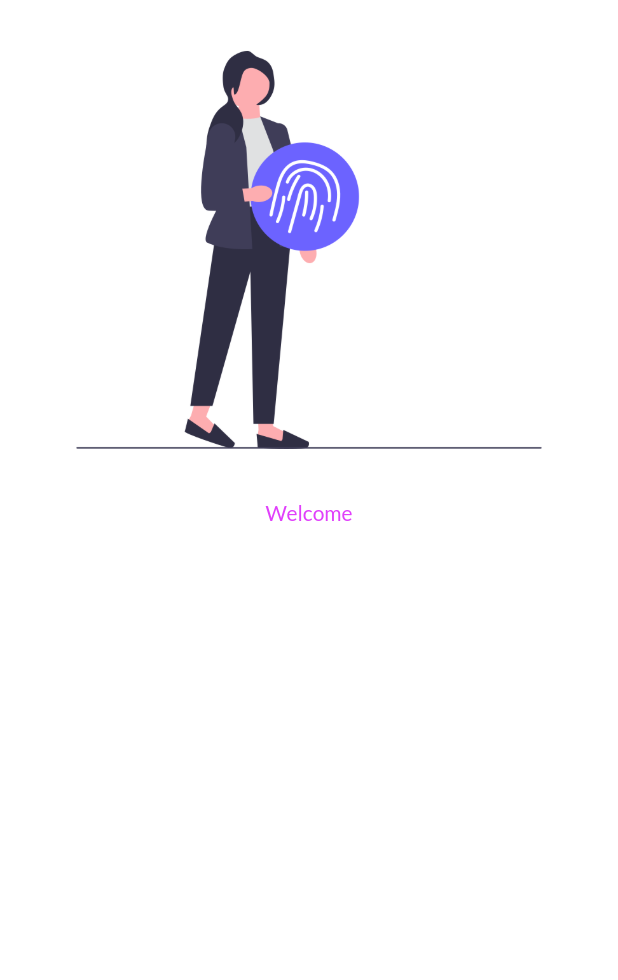
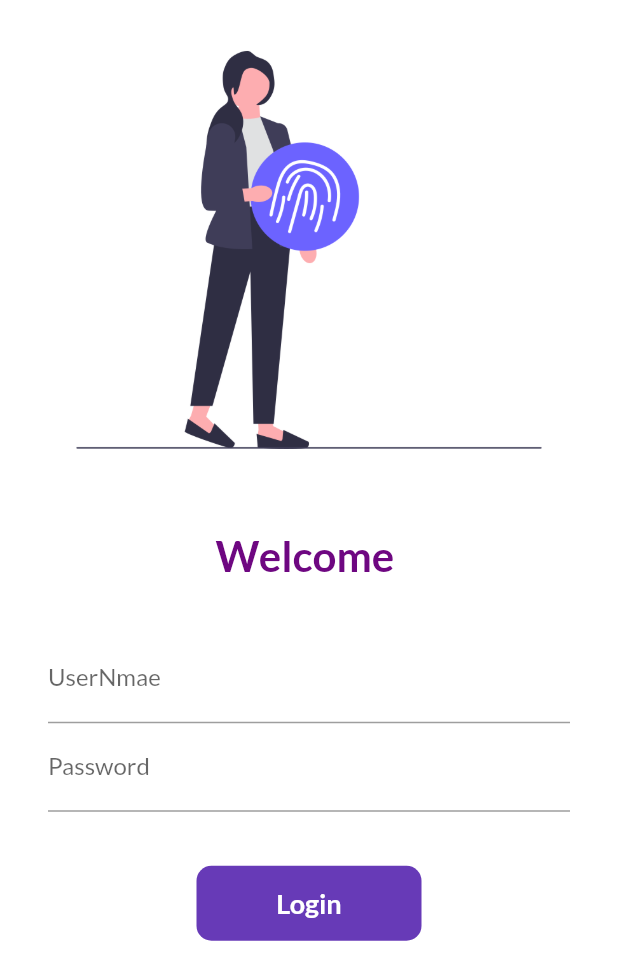
Before and after one commit to AyushSinghAryan/Catalog_app, a Flutter app: the screen it shows after launch, on a phone screen of 412 x 824 dp. Shown: the top 980 px of the screen. Run offline on Flutter 3.47's test engine with Material 2 defaults, Android fonts, the phone set to English and light mode, and no system bars; our stand-ins replace google_fonts.

Commit message:
Day 6 commit

```diff
--- a/lib/main.dart
+++ b/lib/main.dart
@@ -1,6 +1,7 @@
 import 'package:flutter/material.dart';
 import 'package:flutter_application_1/pages/home_page.dart';
 import 'package:flutter_application_1/pages/login_page.dart';
+import 'package:flutter_application_1/utils/routes.dart';
 import 'package:google_fonts/google_fonts.dart';
 
 // first to use
@@ -8,25 +9,31 @@ void main() {
   runApp(const MyApp());
 }
 
-class MyApp extends StatelessWidget {
-  const MyApp({super.key}); // constructor
+class MyApp extends StatefulWidget {
+  const MyApp({super.key});
+  @override
+  State<MyApp> createState() => _MyAppState();
+}
 
+class _MyAppState extends State<MyApp> {
+  // constructor
   @override
   Widget build(BuildContext context) {
     //  num x = 3;
     return MaterialApp(
       // home: HomePage(),
+      debugShowCheckedModeBanner: false,
       themeMode: ThemeMode.light,
       theme: ThemeData(
           primarySwatch: Colors.deepPurple,
           fontFamily: GoogleFonts.lato().fontFamily,
           primaryTextTheme: GoogleFonts.latoTextTheme()),
       darkTheme: ThemeData(brightness: Brightness.dark),
-      initialRoute: '/home',
+      initialRoute: '/login',
       routes: {
-        "/": (context) => const LoginPage(),
+        MyRoutes.loginRoute: (context) => const LoginPage(),
         // "/login": (context) => LoginPage(),
-        "/home": (context) => LoginPage(),
+        MyRoutes.homeRoute: (context) => const HomePage(),
       },
     );
     // funv({int rupee = 100}){
--- a/lib/pages/login_page.dart
+++ b/lib/pages/login_page.dart
@@ -1,23 +1,123 @@
 import 'package:flutter/material.dart';
+import 'package:flutter/services.dart';
+import 'package:flutter_application_1/utils/routes.dart';
 
-class LoginPage extends StatelessWidget {
+class LoginPage extends StatefulWidget {
   const LoginPage({super.key});
 
+  @override
+  State<LoginPage> createState() => _LoginPageState();
+}
+
+class _LoginPageState extends State<LoginPage> {
+  String name = "";
+  bool changeButton = false;
   @override
   Widget build(BuildContext context) {
     return Material(
         color: Colors.white,
+        child: SingleChildScrollView(
           child: Column(
             children: [
               Image.asset(
                 "assets/images/login.png",
                 fit: BoxFit.cover,
               ),
+              SizedBox(
+                height: 20,
+              ),
               Text(
-              "Welcome",
-              style: TextStyle(color: Colors.purpleAccent),
+                "Welcome $name",
+                style: TextStyle(
+                    color: Color.fromARGB(255, 110, 7, 129),
+                    fontSize: 28,
+                    fontWeight: FontWeight.bold),
+              ),
+              SizedBox(
+                height: 20,
+              ),
+              Padding(
+                padding:
+                    const EdgeInsets.symmetric(vertical: 16, horizontal: 32),
+                child: Column(
+                  children: [
+                    TextFormField(
+                        decoration: InputDecoration(
+                          hintText: "Enter UserName",
+                          labelText: "UserNmae",
+                        ),
+                        onChanged: (value) {
+                          setState(() {
+                            name = value;
+                          });
+                        }),
+                    TextFormField(
+                      obscureText: true,
+                      decoration: InputDecoration(
+                        hintText: "Enter Password",
+                        labelText: "Password",
+                      ),
                     )
                   ],
+                ),
+              ),
+              SizedBox(
+                height: 20,
+              ),
+              //button
+              // ElevatedButton(
+              //   onPressed: () {
+              //
+              //   },
+              //   child: Text("Login"),
+              //   style: TextButton.styleFrom(
+              //     foregroundColor: Colors.white,
+              //     minimumSize: Size(150, 40),
+              //     shape: RoundedRectangleBorder(
+              //       borderRadius: BorderRadius.circular(10),
+              //     ),
+              //   ),
+              // )
+              // custom button
+              InkWell(
+                onTap: (() async {
+                  setState(() {
+                    changeButton = true;
+                  });
+                  await Future.delayed(Duration(seconds: 1));
+                  Navigator.pushNamed(context, MyRoutes.homeRoute);
+                }),
+                child: AnimatedContainer(
+                  duration: Duration(seconds: 1),
+                  width: changeButton ? 250 : 150,
+                  height: 50,
+
+                  // login text ko alin karna hai
+                  alignment: Alignment.center,
+                  child: changeButton
+                      ? Icon(
+                          Icons.done,
+                          size: 25,
+                          color: Colors.white,
+                        )
+                      : Text(
+                          "Login",
+                          style: TextStyle(
+                              color: Colors.white,
+                              fontWeight: FontWeight.bold,
+                              fontStyle: changeButton
+                                  ? FontStyle.italic
+                                  : FontStyle.normal,
+                              fontSize: changeButton ? 25 : 18),
+                        ),
+                  decoration: BoxDecoration(
+                      color:
+                          changeButton ? Colors.pinkAccent : Colors.deepPurple,
+                      borderRadius: BorderRadius.circular(10)),
+                ),
+              ),
+            ],
+          ),
         ));
   }
 }
--- /dev/null
+++ b/lib/utils/routes.dart
@@ -0,0 +1,4 @@
+class MyRoutes {
+  static String loginRoute = "/login";
+  static String homeRoute = "/home";
+}
```
Lines whose indentation alone changed are shown as unchanged.
